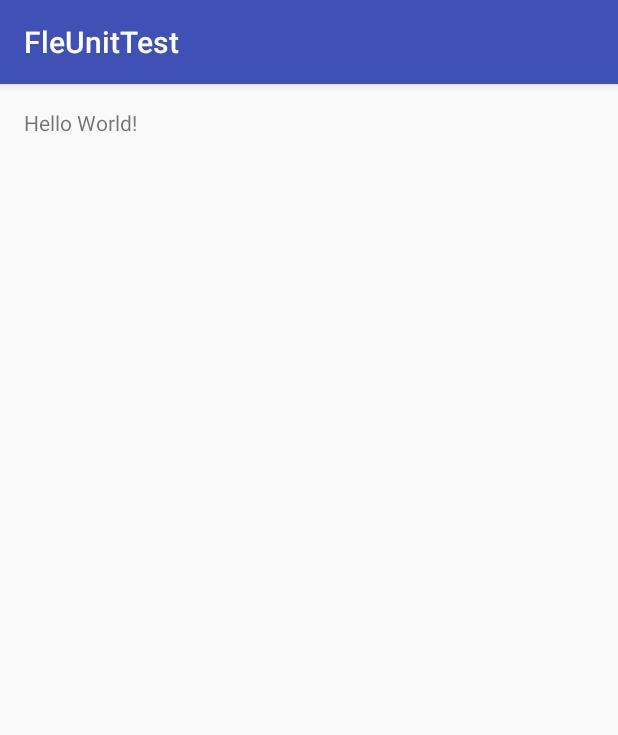
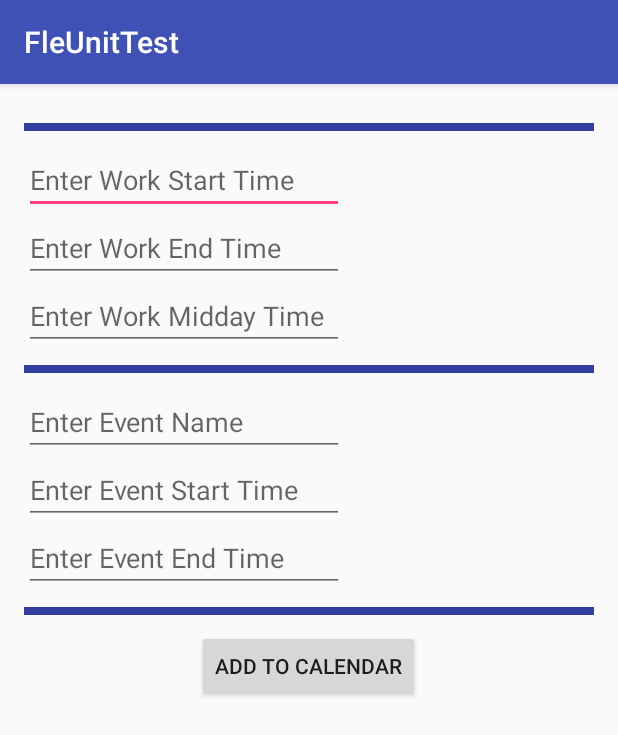
Before and after one commit to ST215/FleUnitTest, an Android app: the screen it shows after launch (MainActivity), on a phone screen of 412 x 824 dp. Shown: the top 735 px of the screen. Run offline under Robolectric (Android 15) with nearby library versions, the phone set to English and light mode, and no system bars.

Commit message:
Created Basic UI
Added LinearLayout MockUp

```diff
--- a/app/src/main/res/layout/activity_main.xml
+++ b/app/src/main/res/layout/activity_main.xml
@@ -1,5 +1,5 @@
 <?xml version="1.0" encoding="utf-8"?>
-<RelativeLayout xmlns:android="http://schemas.android.com/apk/res/android"
+<LinearLayout xmlns:android="http://schemas.android.com/apk/res/android"
     xmlns:tools="http://schemas.android.com/tools"
     android:id="@+id/activity_main"
     android:layout_width="match_parent"
@@ -8,10 +8,89 @@
     android:paddingLeft="@dimen/activity_horizontal_margin"
     android:paddingRight="@dimen/activity_horizontal_margin"
     android:paddingTop="@dimen/activity_vertical_margin"
+    android:orientation="vertical"
     tools:context="com.stanley.fleunittest.MainActivity">
 
-    <TextView
+
+    <View
+        android:layout_width="match_parent"
+        android:layout_height="5dp"
+        android:background="@color/colorPrimaryDark"
+        android:layout_marginTop="10dp"
+        android:layout_marginBottom="10dp"
+        />
+    <EditText
         android:layout_width="wrap_content"
         android:layout_height="wrap_content"
-        android:text="Hello World!" />
-</RelativeLayout>
+        android:inputType="text"
+        android:ems="10"
+        android:id="@+id/editTextWorkDayStart"
+        android:hint="Enter Work Start Time " />
+
+
+    <EditText
+        android:layout_width="wrap_content"
+        android:layout_height="wrap_content"
+        android:inputType="text"
+        android:ems="10"
+        android:id="@+id/editTextWorkDayEnd"
+        android:hint="Enter Work End Time" />
+
+
+    <EditText
+        android:layout_width="wrap_content"
+        android:layout_height="wrap_content"
+        android:inputType="text"
+        android:ems="10"
+        android:id="@+id/editTextWorkDayMiddle"
+        android:hint="Enter Work Midday Time" />
+
+    <View
+        android:layout_width="match_parent"
+        android:layout_height="5dp"
+        android:background="@color/colorPrimaryDark"
+        android:layout_marginTop="10dp"
+        android:layout_marginBottom="10dp"
+        />
+
+
+    <EditText
+        android:layout_width="wrap_content"
+        android:layout_height="wrap_content"
+        android:inputType="text"
+        android:ems="10"
+        android:id="@+id/editTextEventName"
+        android:hint="Enter Event Name" />
+
+    <EditText
+        android:layout_width="wrap_content"
+        android:layout_height="wrap_content"
+        android:ems="10"
+        android:id="@+id/editTextEventStart"
+        android:inputType="text"
+        android:hint="Enter Event Start Time"/>
+
+    <EditText
+        android:layout_width="wrap_content"
+        android:layout_height="wrap_content"
+        android:ems="10"
+        android:id="@+id/editTextEventEnd"
+        android:inputType="text"
+        android:hint="Enter Event End Time" />
+
+    <View
+        android:layout_width="wrap_content"
+        android:layout_height="5dp"
+        android:background="@color/colorPrimaryDark"
+        android:layout_marginTop="10dp"
+        android:layout_marginBottom="10dp"
+        />
+    <Button
+        android:layout_width="wrap_content"
+        android:layout_height="wrap_content"
+        android:id="@+id/btn_addToCalendar"
+        android:text="Add To Calendar"
+        android:layout_gravity="center"/>
+
+
+</LinearLayout>
```
